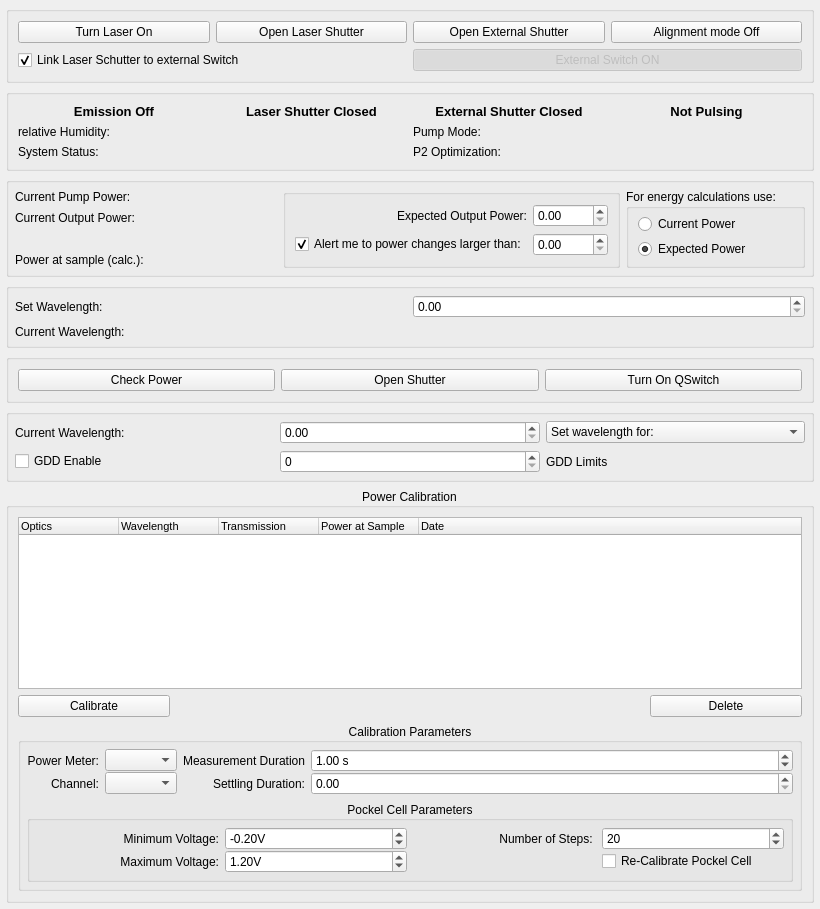
First picture: the form in acq4/devices/Laser/devTemplate.ui, repository acq4/acq4, before the edit.
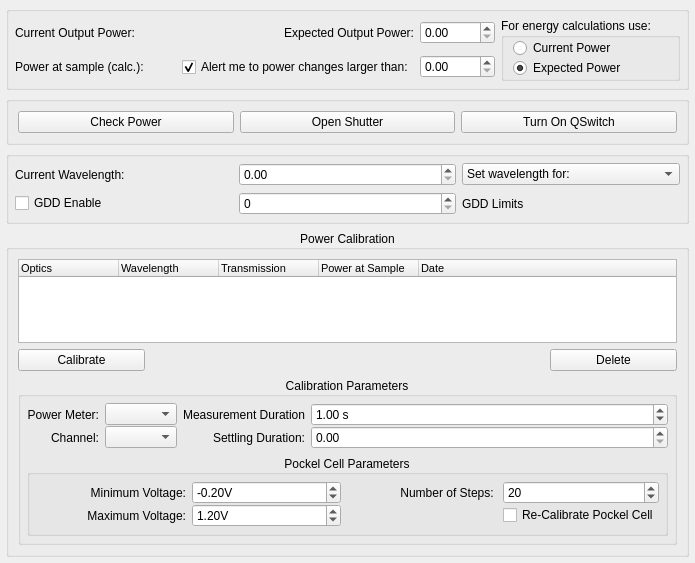
Second picture: the form after the edit. Custom widgets are drawn as their Qt base class.

Commit message: move Mai Tai control gui elements to separate widget which is inserted in the base GUI created by devTemplate

Patch:
```diff
--- a/acq4/devices/Laser/devTemplate.ui
+++ b/acq4/devices/Laser/devTemplate.ui
@@ -6,85 +6,199 @@
    <rect>
     <x>0</x>
     <y>0</y>
-    <width>820</width>
-    <height>909</height>
+    <width>695</width>
+    <height>563</height>
    </rect>
   </property>
   <property name="windowTitle">
    <string>Form</string>
   </property>
-  <layout class="QGridLayout" name="gridLayout">
-   <property name="margin">
+  <layout class="QVBoxLayout" name="verticalLayout_2">
+   <property name="leftMargin">
     <number>6</number>
    </property>
-   <item row="0" column="0" colspan="2">
-    <widget class="QGroupBox" name="maitaiControlGroup">
-     <layout class="QGridLayout" name="gridLayout_12">
-      <item row="0" column="0">
-       <widget class="QPushButton" name="turnOnOffBtn">
-        <property name="styleSheet">
-         <string notr="true"/>
-        </property>
-        <property name="text">
-         <string>Turn Laser On</string>
-        </property>
-        <property name="checkable">
-         <bool>true</bool>
-        </property>
-       </widget>
-      </item>
-      <item row="0" column="1">
-       <widget class="QPushButton" name="InternalShutterBtn">
-        <property name="text">
-         <string>Open Laser Shutter</string>
-        </property>
-        <property name="checkable">
-         <bool>true</bool>
-        </property>
-       </widget>
-      </item>
+   <property name="topMargin">
+    <number>6</number>
+   </property>
+   <property name="rightMargin">
+    <number>6</number>
+   </property>
+   <property name="bottomMargin">
+    <number>6</number>
+   </property>
+   <item>
+    <widget class="QGroupBox" name="powerGroup">
+     <property name="title">
+      <string/>
+     </property>
+     <layout class="QGridLayout" name="gridLayout_4">
+      <property name="leftMargin">
+       <number>6</number>
+      </property>
+      <property name="topMargin">
+       <number>6</number>
+      </property>
+      <property name="rightMargin">
+       <number>6</number>
+      </property>
+      <property name="bottomMargin">
+       <number>6</number>
+      </property>
       <item row="0" column="2">
-       <widget class="QPushButton" name="ExternalShutterBtn">
+       <widget class="QLabel" name="label_5">
         <property name="text">
-         <string>Open External Shutter</string>
+         <string>Expected Output Power:</string>
         </property>
-        <property name="checkable">
-         <bool>true</bool>
+        <property name="alignment">
+         <set>Qt::AlignRight|Qt::AlignTrailing|Qt::AlignVCenter</set>
         </property>
        </widget>
       </item>
       <item row="0" column="3">
-       <widget class="QPushButton" name="alignmentModeBtn">
+       <widget class="SpinBox" name="expectedPowerSpin">
+        <property name="minimumSize">
+         <size>
+          <width>75</width>
+          <height>0</height>
+         </size>
+        </property>
+       </widget>
+      </item>
+      <item row="1" column="3">
+       <widget class="SpinBox" name="toleranceSpin">
+        <property name="minimumSize">
+         <size>
+          <width>75</width>
+          <height>0</height>
+         </size>
+        </property>
+       </widget>
+      </item>
+      <item row="0" column="4" rowspan="2">
+       <widget class="QGroupBox" name="energyCalcGroup">
+        <property name="title">
+         <string>For energy calculations use:</string>
+        </property>
+        <layout class="QVBoxLayout" name="verticalLayout">
+         <property name="spacing">
+          <number>0</number>
+         </property>
+         <property name="topMargin">
+          <number>0</number>
+         </property>
+         <property name="rightMargin">
+          <number>0</number>
+         </property>
+         <property name="bottomMargin">
+          <number>0</number>
+         </property>
+         <item>
+          <widget class="QRadioButton" name="currentPowerRadio">
+           <property name="text">
+            <string>Current Power</string>
+           </property>
+          </widget>
+         </item>
+         <item>
+          <widget class="QRadioButton" name="expectedPowerRadio">
+           <property name="text">
+            <string>Expected Power</string>
+           </property>
+           <property name="checked">
+            <bool>true</bool>
+           </property>
+          </widget>
+         </item>
+        </layout>
+       </widget>
+      </item>
+      <item row="0" column="0">
+       <widget class="QLabel" name="label_4">
+        <property name="sizePolicy">
+         <sizepolicy hsizetype="Fixed" vsizetype="Preferred">
+          <horstretch>0</horstretch>
+          <verstretch>0</verstretch>
+         </sizepolicy>
+        </property>
         <property name="text">
-         <string>Alignment mode Off</string>
+         <string>Current Output Power:</string>
         </property>
-        <property name="checkable">
-         <bool>true</bool>
+       </widget>
+      </item>
+      <item row="0" column="1">
+       <widget class="QLabel" name="outputPowerLabel">
+        <property name="font">
+         <font>
+          <pointsize>12</pointsize>
+          <weight>75</weight>
+          <bold>true</bold>
+         </font>
         </property>
+        <property name="text">
+         <string/>
+        </property>
        </widget>
       </item>
-      <item row="1" column="0" colspan="2">
-       <widget class="QCheckBox" name="linkLaserExtSwitchCheckBox">
+      <item row="1" column="1">
+       <widget class="QLabel" name="samplePowerLabel">
+        <property name="font">
+         <font>
+          <pointsize>11</pointsize>
+          <weight>50</weight>
+          <bold>false</bold>
+         </font>
+        </property>
         <property name="text">
-         <string>Link Laser Schutter to external Switch</string>
+         <string/>
         </property>
+       </widget>
+      </item>
+      <item row="1" column="0">
+       <widget class="QLabel" name="label_8">
+        <property name="text">
+         <string>Power at sample (calc.):</string>
+        </property>
+       </widget>
+      </item>
+      <item row="1" column="2">
+       <widget class="QCheckBox" name="powerAlertCheck">
+        <property name="text">
+         <string>Alert me to power changes larger than:</string>
+        </property>
         <property name="checked">
          <bool>true</bool>
         </property>
        </widget>
       </item>
-      <item row="1" column="2" colspan="2">
-       <widget class="QPushButton" name="externalSwitchBtn">
-        <property name="enabled">
-         <bool>false</bool>
+     </layout>
+    </widget>
+   </item>
+   <item>
+    <widget class="QGroupBox" name="buttonGroup">
+     <layout class="QHBoxLayout" name="horizontalLayout">
+      <item>
+       <widget class="QPushButton" name="checkPowerBtn">
+        <property name="text">
+         <string>Check Power</string>
         </property>
+       </widget>
+      </item>
+      <item>
+       <widget class="QPushButton" name="shutterBtn">
         <property name="text">
-         <string>External Switch ON</string>
+         <string>Open Shutter</string>
         </property>
         <property name="checkable">
          <bool>true</bool>
         </property>
-        <property name="checked">
+       </widget>
+      </item>
+      <item>
+       <widget class="QPushButton" name="qSwitchBtn">
+        <property name="text">
+         <string>Turn On QSwitch</string>
+        </property>
+        <property name="checkable">
          <bool>true</bool>
         </property>
        </widget>
@@ -92,7 +206,72 @@
      </layout>
     </widget>
    </item>
-   <item row="8" column="0" colspan="2">
+   <item>
+    <widget class="QGroupBox" name="wavelengthGroup">
+     <property name="title">
+      <string/>
+     </property>
+     <layout class="QGridLayout" name="gridLayout_5" columnstretch="0,0,0">
+      <property name="leftMargin">
+       <number>6</number>
+      </property>
+      <property name="topMargin">
+       <number>6</number>
+      </property>
+      <property name="rightMargin">
+       <number>6</number>
+      </property>
+      <property name="bottomMargin">
+       <number>6</number>
+      </property>
+      <item row="0" column="0">
+       <widget class="QLabel" name="label_7">
+        <property name="text">
+         <string>Current Wavelength: </string>
+        </property>
+       </widget>
+      </item>
+      <item row="0" column="1">
+       <widget class="SpinBox" name="wavelengthSpin">
+        <property name="suffix">
+         <string/>
+        </property>
+       </widget>
+      </item>
+      <item row="0" column="2">
+       <widget class="QComboBox" name="wavelengthCombo">
+        <item>
+         <property name="text">
+          <string>Set wavelength for:</string>
+         </property>
+        </item>
+       </widget>
+      </item>
+      <item row="1" column="0">
+       <widget class="QCheckBox" name="GDDEnableCheck">
+        <property name="text">
+         <string>GDD Enable</string>
+        </property>
+       </widget>
+      </item>
+      <item row="1" column="1">
+       <widget class="QSpinBox" name="GDDSpin">
+        <property name="maximum">
+         <number>32000</number>
+        </property>
+       </widget>
+      </item>
+      <item row="1" column="2">
+       <widget class="QLabel" name="GDDLimits">
+        <property name="text">
+         <string>GDD Limits</string>
+        </property>
+       </widget>
+      </item>
+     </layout>
+    </widget>
+   </item>
+   <item>
     <widget class="QGroupBox" name="groupBox_2">
      <property name="title">
       <string>Power Calibration</string>
@@ -373,433 +552,6 @@
      </layout>
     </widget>
    </item>
-   <item row="7" column="0" colspan="2">
-    <widget class="QGroupBox" name="wavelengthGroup">
-     <property name="title">
-      <string/>
-     </property>
-     <layout class="QGridLayout" name="gridLayout_5" columnstretch="0,0,0">
-      <property name="margin">
-       <number>6</number>
-      </property>
-      <item row="0" column="0">
-       <widget class="QLabel" name="label_7">
-        <property name="text">
-         <string>Current Wavelength: </string>
-        </property>
-       </widget>
-      </item>
-      <item row="0" column="1">
-       <widget class="SpinBox" name="wavelengthSpin">
-        <property name="suffix">
-         <string/>
-        </property>
-       </widget>
-      </item>
-      <item row="0" column="2">
-       <widget class="QComboBox" name="wavelengthCombo">
-        <item>
-         <property name="text">
-          <string>Set wavelength for:</string>
-         </property>
-        </item>
-       </widget>
-      </item>
-      <item row="1" column="0">
-       <widget class="QCheckBox" name="GDDEnableCheck">
-        <property name="text">
-         <string>GDD Enable</string>
-        </property>
-       </widget>
-      </item>
-      <item row="1" column="1">
-       <widget class="QSpinBox" name="GDDSpin">
-        <property name="maximum">
-         <number>32000</number>
-        </property>
-       </widget>
-      </item>
-      <item row="1" column="2">
-       <widget class="QLabel" name="GDDLimits">
-        <property name="text">
-         <string>GDD Limits</string>
-        </property>
-       </widget>
-      </item>
-     </layout>
-    </widget>
-   </item>
-   <item row="2" column="0" colspan="2">
-    <widget class="QGroupBox" name="powerGroup">
-     <property name="title">
-      <string/>
-     </property>
-     <layout class="QGridLayout" name="gridLayout_4">
-      <property name="margin">
-       <number>6</number>
-      </property>
-      <item row="3" column="1">
-       <widget class="QLabel" name="samplePowerLabel">
-        <property name="font">
-         <font>
-          <pointsize>11</pointsize>
-          <weight>50</weight>
-          <bold>false</bold>
-         </font>
-        </property>
-        <property name="text">
-         <string/>
-        </property>
-       </widget>
-      </item>
-      <item row="1" column="0">
-       <widget class="QLabel" name="label_4">
-        <property name="sizePolicy">
-         <sizepolicy hsizetype="Fixed" vsizetype="Preferred">
-          <horstretch>0</horstretch>
-          <verstretch>0</verstretch>
-         </sizepolicy>
-        </property>
-        <property name="text">
-         <string>Current Output Power:</string>
-        </property>
-       </widget>
-      </item>
-      <item row="3" column="0">
-       <widget class="QLabel" name="label_8">
-        <property name="text">
-         <string>Power at sample (calc.):</string>
-        </property>
-       </widget>
-      </item>
-      <item row="0" column="2" rowspan="4">
-       <widget class="QGroupBox" name="subPowerGroup">
-        <layout class="QGridLayout" name="gridLayout_10">
-         <item row="0" column="1">
-          <widget class="SpinBox" name="expectedPowerSpin">
-           <property name="minimumSize">
-            <size>
-             <width>75</width>
-             <height>0</height>
-            </size>
-           </property>
-          </widget>
-         </item>
-         <item row="0" column="0">
-          <widget class="QLabel" name="label_5">
-           <property name="text">
-            <string>Expected Output Power:</string>
-           </property>
-           <property name="alignment">
-            <set>Qt::AlignRight|Qt::AlignTrailing|Qt::AlignVCenter</set>
-           </property>
-          </widget>
-         </item>
-         <item row="1" column="0">
-          <widget class="QCheckBox" name="powerAlertCheck">
-           <property name="text">
-            <string>Alert me to power changes larger than:</string>
-           </property>
-           <property name="checked">
-            <bool>true</bool>
-           </property>
-          </widget>
-         </item>
-         <item row="1" column="1">
-          <widget class="SpinBox" name="toleranceSpin">
-           <property name="minimumSize">
-            <size>
-             <width>75</width>
-             <height>0</height>
-            </size>
-           </property>
-          </widget>
-         </item>
-        </layout>
-       </widget>
-      </item>
-      <item row="0" column="5" rowspan="4">
-       <widget class="QGroupBox" name="energyCalcGroup">
-        <property name="title">
-         <string>For energy calculations use:</string>
-        </property>
-        <layout class="QVBoxLayout" name="verticalLayout">
-         <property name="spacing">
-          <number>0</number>
-         </property>
-         <property name="topMargin">
-          <number>0</number>
-         </property>
-         <property name="rightMargin">
-          <number>0</number>
-         </property>
-         <property name="bottomMargin">
-          <number>0</number>
-         </property>
-         <item>
-          <widget class="QRadioButton" name="currentPowerRadio">
-           <property name="text">
-            <string>Current Power</string>
-           </property>
-          </widget>
-         </item>
-         <item>
-          <widget class="QRadioButton" name="expectedPowerRadio">
-           <property name="text">
-            <string>Expected Power</string>
-           </property>
-           <property name="checked">
-            <bool>true</bool>
-           </property>
-          </widget>
-         </item>
-        </layout>
-       </widget>
-      </item>
-      <item row="1" column="1">
-       <widget class="QLabel" name="outputPowerLabel">
-        <property name="font">
-         <font>
-          <pointsize>10</pointsize>
-          <weight>75</weight>
-          <bold>true</bold>
-         </font>
-        </property>
-        <property name="text">
-         <string/>
-        </property>
-       </widget>
-      </item>
-      <item row="0" column="0">
-       <widget class="QLabel" name="label_16">
-        <property name="text">
-         <string>Current Pump Power:</string>
-        </property>
-       </widget>
-      </item>
-      <item row="0" column="1">
-       <widget class="QLabel" name="pumpPowerLabel">
-        <property name="text">
-         <string/>
-        </property>
-       </widget>
-      </item>
-     </layout>
-    </widget>
-   </item>
-   <item row="4" column="0" colspan="2">
-    <widget class="QGroupBox" name="maitaiWavelengthGroup">
-     <property name="title">
-      <string/>
-     </property>
-     <layout class="QGridLayout" name="gridLayout_9" columnstretch="0,0,0">
-      <property name="margin">
-       <number>6</number>
-      </property>
-      <item row="0" column="0">
-       <widget class="QLabel" name="label_13">
-        <property name="text">
-         <string>Set Wavelength: </string>
-        </property>
-       </widget>
-      </item>
-      <item row="0" column="2">
-       <widget class="SpinBox" name="wavelengthSpin_2">
-        <property name="suffix">
-         <string/>
-        </property>
-       </widget>
-      </item>
-      <item row="1" column="2">
-       <widget class="QLabel" name="currentWaveLengthLabel">
-        <property name="font">
-         <font>
-          <pointsize>10</pointsize>
-          <weight>75</weight>
-          <bold>true</bold>
-         </font>
-        </property>
-        <property name="text">
-         <string/>
-        </property>
-       </widget>
-      </item>
-      <item row="1" column="0">
-       <widget class="QLabel" name="label_2">
-        <property name="text">
-         <string>Current Wavelength:</string>
-        </property>
-       </widget>
-      </item>
-     </layout>
-    </widget>
-   </item>
-   <item row="5" column="0" colspan="2">
-    <widget class="QGroupBox" name="controlButtonGroup">
-     <layout class="QHBoxLayout" name="horizontalLayout">
-      <item>
-       <widget class="QPushButton" name="checkPowerBtn">
-        <property name="text">
-         <string>Check Power</string>
-        </property>
-       </widget>
-      </item>
-      <item>
-       <widget class="QPushButton" name="shutterBtn">
-        <property name="text">
-         <string>Open Shutter</string>
-        </property>
-        <property name="checkable">
-         <bool>true</bool>
-        </property>
-       </widget>
-      </item>
-      <item>
-       <widget class="QPushButton" name="qSwitchBtn">
-        <property name="text">
-         <string>Turn On QSwitch</string>
-        </property>
-        <property name="checkable">
-         <bool>true</bool>
-        </property>
-       </widget>
-      </item>
-     </layout>
-    </widget>
-   </item>
-   <item row="1" column="0" colspan="2">
-    <widget class="QGroupBox" name="MaiTaiGroup">
-     <property name="title">
-      <string/>
-     </property>
-     <layout class="QGridLayout" name="gridLayout_11">
-      <item row="1" column="2">
-       <widget class="QLabel" name="label_6">
-        <property name="text">
-         <string>Pump Mode:</string>
-        </property>
-       </widget>
-      </item>
-      <item row="1" column="1">
-       <widget class="QLabel" name="relHumidityLabel">
-        <property name="text">
-         <string/>
-        </property>
-       </widget>
-      </item>
-      <item row="1" column="0">
-       <widget class="QLabel" name="label_14">
-        <property name="text">
-         <string>relative Humidity:</string>
-        </property>
-       </widget>
-      </item>
-      <item row="0" column="3">
-       <widget class="QLabel" name="PulsingLabel">
-        <property name="font">
-         <font>
-          <pointsize>10</pointsize>
-          <weight>75</weight>
-          <bold>true</bold>
-         </font>
-        </property>
-        <property name="text">
-         <string>Not Pulsing</string>
-        </property>
-        <property name="alignment">
-         <set>Qt::AlignCenter</set>
-        </property>
-       </widget>
-      </item>
-      <item row="0" column="0">
-       <widget class="QLabel" name="EmissionLabel">
-        <property name="font">
-         <font>
-          <pointsize>10</pointsize>
-          <weight>75</weight>
-          <bold>true</bold>
-         </font>
-        </property>
-        <property name="text">
-         <string>Emission Off</string>
-        </property>
-        <property name="alignment">
-         <set>Qt::AlignCenter</set>
-        </property>
-       </widget>
-      </item>
-      <item row="0" column="1">
-       <widget class="QLabel" name="InternalShutterLabel">
-        <property name="font">
-         <font>
-          <pointsize>10</pointsize>
-          <weight>75</weight>
-          <bold>true</bold>
-         </font>
-        </property>
-        <property name="text">
-         <string>Laser Shutter Closed</string>
-        </property>
-        <property name="alignment">
-         <set>Qt::AlignCenter</set>
-        </property>
-       </widget>
-      </item>
-      <item row="1" column="3">
-       <widget class="QLabel" name="pumpModeLabel">
-        <property name="text">
-         <string/>
-        </property>
-       </widget>
-      </item>
-      <item row="0" column="2">
-       <widget class="QLabel" name="ExternalShutterLabel">
-        <property name="font">
-         <font>
-          <pointsize>10</pointsize>
-          <weight>75</weight>
-          <bold>true</bold>
-         </font>
-        </property>
-        <property name="text">
-         <string>External Shutter Closed</string>
-        </property>
-        <property name="alignment">
-         <set>Qt::AlignCenter</set>
-        </property>
-       </widget>
-      </item>
-      <item row="2" column="0">
-       <widget class="QLabel" name="label_15">
-        <property name="text">
-         <string>System Status:</string>
-        </property>
-       </widget>
-      </item>
-      <item row="2" column="1">
-       <widget class="QLabel" name="systemStatusLabel">
-        <property name="text">
-         <string/>
-        </property>
-       </widget>
-      </item>
-      <item row="2" column="2">
-       <widget class="QLabel" name="label_18">
-        <property name="text">
-         <string>P2 Optimization:</string>
-        </property>
-       </widget>
-      </item>
-      <item row="2" column="3">
-       <widget class="QLabel" name="P2OptimizationLabel">
-        <property name="text">
-         <string/>
-        </property>
-       </widget>
-      </item>
-     </layout>
-    </widget>
-   </item>
   </layout>
  </widget>
  <customwidgets>
```
Left out of the diff: 22 changed lines with no effect on the pictures. The commit also changes 3 other files.
